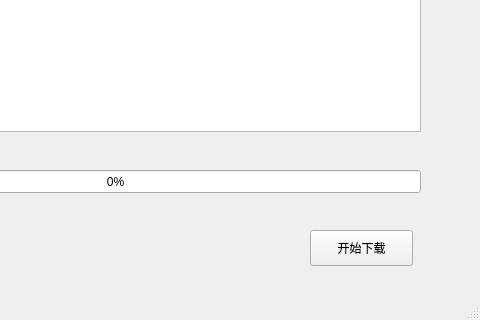
Before: the Qt Designer form qt5_m3u8/download.ui in id10tttt/tools, drawn with Qt 5; both pictures show x 320 to 800 and y 280 to 600 of the 800 by 600 pixel window.
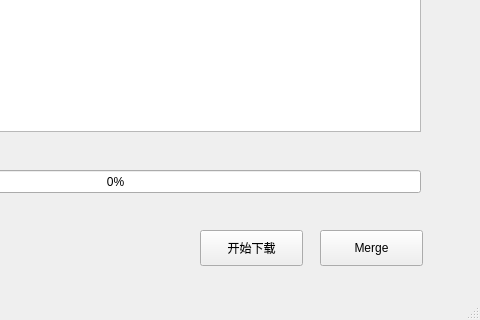
After: the same form once the commit is applied.

What changed in the file:
```diff
--- a/qt5_m3u8/download.ui
+++ b/qt5_m3u8/download.ui
@@ -112,7 +112,7 @@
    <widget class="QPushButton" name="start_download_button">
     <property name="geometry">
      <rect>
-      <x>630</x>
+      <x>520</x>
       <y>510</y>
       <width>103</width>
       <height>36</height>
@@ -171,6 +171,19 @@
      <string>128</string>
     </property>
    </widget>
+   <widget class="QPushButton" name="button_merge_ts_to_mp4">
+    <property name="geometry">
+     <rect>
+      <x>640</x>
+      <y>510</y>
+      <width>103</width>
+      <height>36</height>
+     </rect>
+    </property>
+    <property name="text">
+     <string>Merge</string>
+    </property>
+   </widget>
   </widget>
   <widget class="QStatusBar" name="statusbar"/>
  </widget>
```
